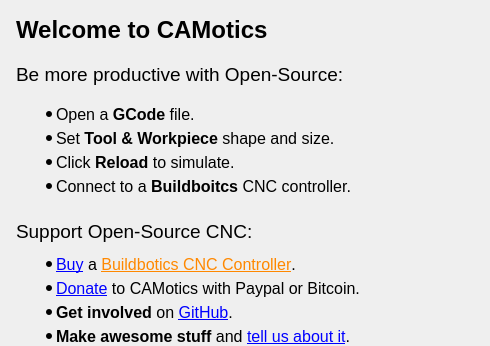
This is qt/donate_dialog.ui in CauldronDevelopmentLLC/CAMotics as Qt 5 draws it before an edit; both pictures show x 0 to 490 and y 0 to 346 of the 490 by 700 pixel window. The edited form follows.
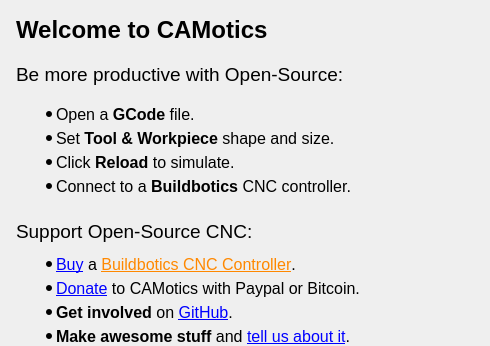
This is the edited form. Icons and pictures are not drawn.

Patch:
```diff
--- a/qt/donate_dialog.ui
+++ b/qt/donate_dialog.ui
@@ -56,7 +56,7 @@
 &lt;ul style=&quot;margin-top: 0px; margin-bottom: 0px; margin-left: 0px; margin-right: 0px; -qt-list-indent: 1;&quot;&gt;&lt;li style=&quot; margin-top:0px; margin-bottom:5px; margin-left:0px; margin-right:0px; -qt-block-indent:0; text-indent:0px;&quot;&gt;Open a &lt;span style=&quot; font-weight:600;&quot;&gt;GCode&lt;/span&gt; file.&lt;/li&gt;
 &lt;li style=&quot; margin-top:0px; margin-bottom:5px; margin-left:0px; margin-right:0px; -qt-block-indent:0; text-indent:0px;&quot;&gt;Set &lt;span style=&quot; font-weight:600;&quot;&gt;Tool&lt;/span&gt; &lt;span style=&quot; font-weight:600;&quot;&gt;&amp;amp;&lt;/span&gt; &lt;span style=&quot; font-weight:600;&quot;&gt;Workpiece&lt;/span&gt; shape and size.&lt;/li&gt;
 &lt;li style=&quot; margin-top:0px; margin-bottom:5px; margin-left:0px; margin-right:0px; -qt-block-indent:0; text-indent:0px;&quot;&gt;Click &lt;span style=&quot; font-weight:600;&quot;&gt;Reload&lt;/span&gt; to simulate.&lt;/li&gt;
-&lt;li style=&quot; margin-top:0px; margin-bottom:5px; margin-left:0px; margin-right:0px; -qt-block-indent:0; text-indent:0px;&quot;&gt;Connect to a &lt;span style=&quot; font-weight:600;&quot;&gt;Buildboitcs&lt;/span&gt; CNC controller.&lt;/li&gt;&lt;/ul&gt;
+&lt;li style=&quot; margin-top:0px; margin-bottom:5px; margin-left:0px; margin-right:0px; -qt-block-indent:0; text-indent:0px;&quot;&gt;Connect to a &lt;span style=&quot; font-weight:600;&quot;&gt;Buildbotics&lt;/span&gt; CNC controller.&lt;/li&gt;&lt;/ul&gt;
 &lt;p style=&quot;-qt-paragraph-type:empty; margin-top:0px; margin-bottom:0px; margin-left:0px; margin-right:0px; -qt-block-indent:0; text-indent:0px;&quot;&gt;&lt;br /&gt;&lt;/p&gt;
 &lt;p style=&quot; margin-top:0px; margin-bottom:0px; margin-left:0px; margin-right:0px; -qt-block-indent:0; text-indent:0px;&quot;&gt;&lt;span style=&quot; font-size:14pt;&quot;&gt;Support Open-Source CNC:&lt;/span&gt;&lt;/p&gt;
 &lt;ul style=&quot;margin-top: 0px; margin-bottom: 0px; margin-left: 0px; margin-right: 0px; -qt-list-indent: 1;&quot;&gt;&lt;li style=&quot; margin-top:12px; margin-bottom:5px; margin-left:0px; margin-right:0px; -qt-block-indent:0; text-indent:0px;&quot;&gt;&lt;a href=&quot;https://store.buildbotics.com/&quot;&gt;&lt;span style=&quot; text-decoration: underline; color:#0000ff;&quot;&gt;Buy&lt;/span&gt;&lt;/a&gt; a &lt;a href=&quot;https://buildbotics.com/&quot;&gt;&lt;span style=&quot; text-decoration: underline; color:#ff8800;&quot;&gt;Buildbotics CNC Controller&lt;/span&gt;&lt;/a&gt;.&lt;/li&gt;
```
